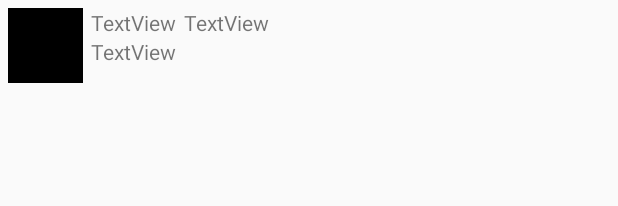
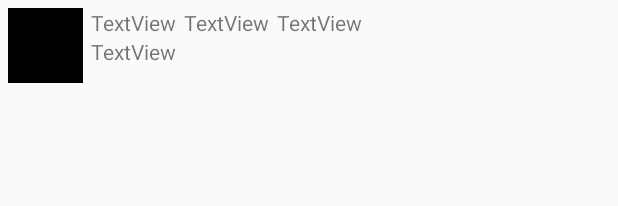
Before and after one commit to jwill2385/FBU_Assignment3_Twitter, an Android app: the layout item_tweet.xml on its own in the app's theme, with its tools: preview values and no code run, on a phone screen of 412 x 824 dp. Shown: the top 206 px of the screen. Run offline under Robolectric (Android 15) with nearby library versions, the phone set to English and light mode, and no system bars.

Commit message:
added usernametag

```diff
--- a/app/src/main/java/com/codepath/apps/restclienttemplate/TweetAdapter.java
+++ b/app/src/main/java/com/codepath/apps/restclienttemplate/TweetAdapter.java
@@ -54,6 +54,7 @@ public class TweetAdapter extends RecyclerView.Adapter<TweetAdapter.ViewHolder>
         holder.tvUsername.setText(tweet.user.name);
         holder.tvBody.setText(tweet.body);
         holder.tvTimeStamp.setText(getRelativeTimeAgo(tweet.createdAt));
+        holder.tvAccountName.setText(tweet.user.screenName);
 
         Glide.with(context).load(tweet.user.profileImageUrl).into(holder.ivProfileImage);
 
@@ -71,6 +72,7 @@ public class TweetAdapter extends RecyclerView.Adapter<TweetAdapter.ViewHolder>
         public TextView tvUsername;
         public TextView tvBody;
         public TextView tvTimeStamp;
+        public TextView tvAccountName;
 
         public ViewHolder(View itemView){
         super(itemView);
@@ -82,7 +84,7 @@ public class TweetAdapter extends RecyclerView.Adapter<TweetAdapter.ViewHolder>
             tvUsername = (TextView) itemView.findViewById(R.id.tvUserName);
             tvBody = (TextView) itemView.findViewById(R.id.tvBody);
             tvTimeStamp = (TextView) itemView.findViewById(R.id.tvTimeStamp);
-
+            tvAccountName = (TextView) itemView.findViewById(R.id.tvAccountName);
         }
 
     }
--- a/app/src/main/java/com/codepath/apps/restclienttemplate/models/User.java
+++ b/app/src/main/java/com/codepath/apps/restclienttemplate/models/User.java
@@ -20,7 +20,7 @@ public class User {
         // extract and fill the values
         user.name = json.getString("name");
         user.uid = json.getLong("id");
-        user.screenName = json.getString("screen_name");
+        user.screenName = "@" + json.getString("screen_name");
         user.profileImageUrl = json.getString("profile_image_url");
 
         return user;
--- a/app/src/main/res/layout/item_tweet.xml
+++ b/app/src/main/res/layout/item_tweet.xml
@@ -34,8 +34,17 @@
         android:id="@+id/tvTimeStamp"
         android:layout_width="wrap_content"
         android:layout_height="wrap_content"
+        android:layout_marginLeft="5dp"
         android:layout_alignParentTop="true"
+        android:layout_toEndOf="@+id/tvAccountName"
+        android:text="TextView" />
+
+    <TextView
+        android:id="@+id/tvAccountName"
+        android:layout_width="wrap_content"
+        android:layout_height="wrap_content"
         android:layout_marginLeft="5dp"
+        android:layout_alignParentTop="true"
         android:layout_toEndOf="@+id/tvUserName"
         android:text="TextView" />
 </RelativeLayout>
```
